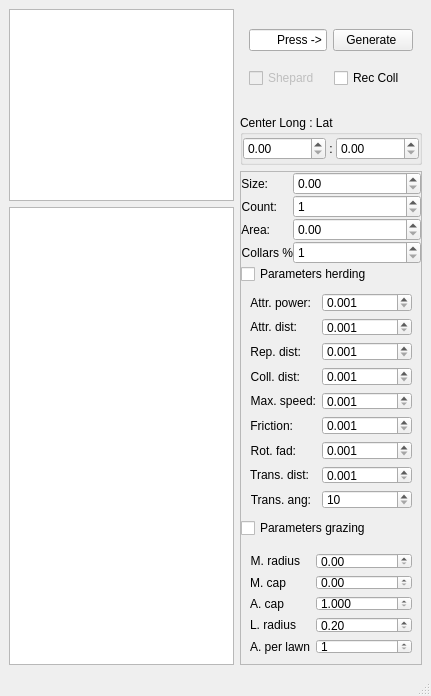
IvanTsantsarov/herdmind-simulator, file mainwindow.ui: the form before one commit.
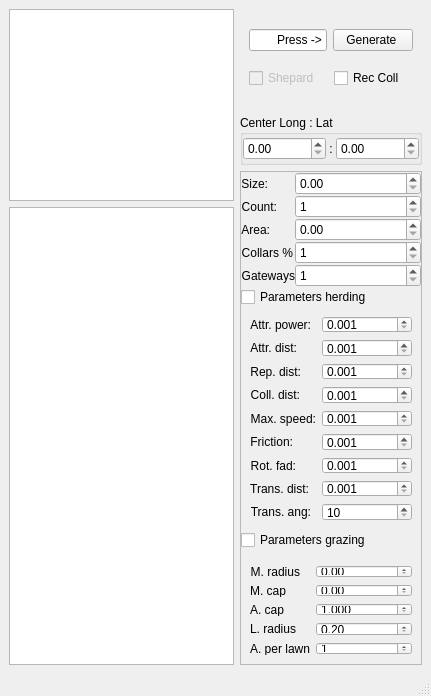
The form after the commit.

Commit message: Gateways added to scene and networking backbone started. TODO: add gateway-to-gateway connections

```diff
--- a/mainwindow.ui
+++ b/mainwindow.ui
@@ -348,6 +348,29 @@
                    </property>
                   </widget>
                  </item>
+                 <item row="6" column="1">
+                  <widget class="QSpinBox" name="spinGateways">
+                   <property name="toolTip">
+                    <string>Excact count of gateways. Only one will be with a SIM module.</string>
+                   </property>
+                   <property name="minimum">
+                    <number>1</number>
+                   </property>
+                   <property name="maximum">
+                    <number>100</number>
+                   </property>
+                  </widget>
+                 </item>
+                 <item row="6" column="0">
+                  <widget class="QLabel" name="label_20">
+                   <property name="text">
+                    <string>Gateways</string>
+                   </property>
+                   <property name="alignment">
+                    <set>Qt::AlignmentFlag::AlignRight|Qt::AlignmentFlag::AlignTrailing|Qt::AlignmentFlag::AlignVCenter</set>
+                   </property>
+                  </widget>
+                 </item>
                 </layout>
                </item>
                <item>
```
The commit also changes 22 other files.
